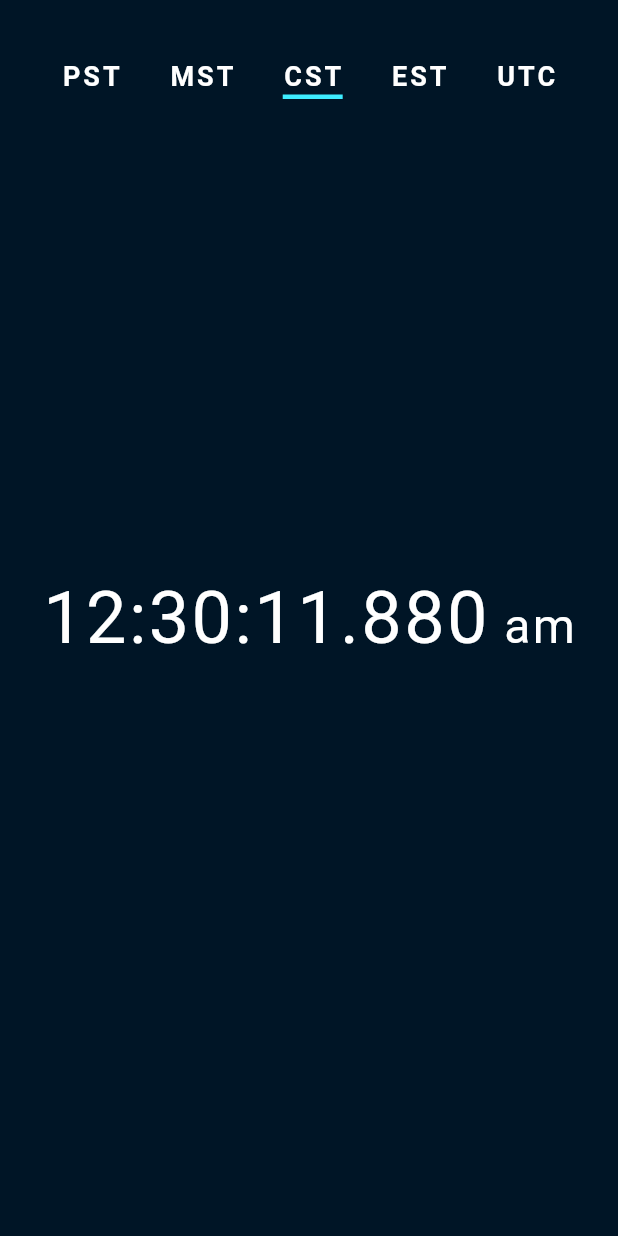
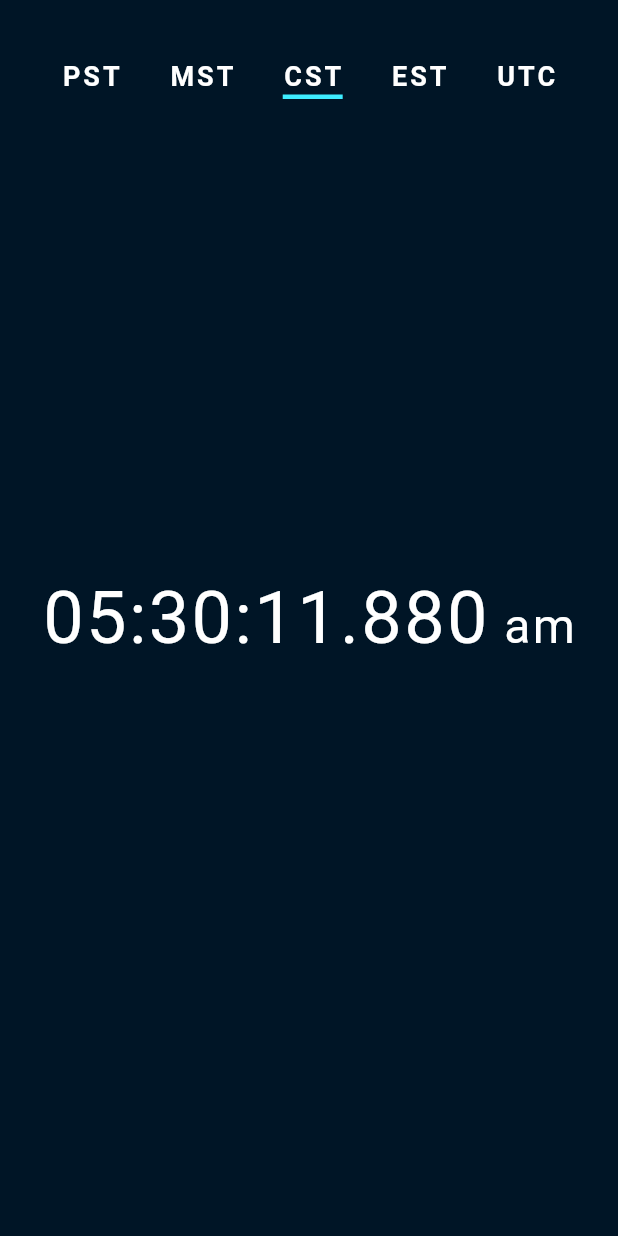
Before and after one commit to benweschler/precise_clock, a Flutter app: the screen it shows after launch, after a tap on "PST", after a tap on "MST", after a tap on "CST", on a phone screen of 412 x 824 dp. Run offline on Flutter 3.47's test engine with Material 3 defaults, Android fonts, the phone set to English and light mode, and no system bars; drawn by our look-alikes of flutter_animate.

Commit message:
Time zones are accurate when device is not in PST.

```diff
--- a/lib/clock.dart
+++ b/lib/clock.dart
@@ -4,10 +4,9 @@ import 'package:flutter/material.dart';
 import 'package:intl/intl.dart' as intl;
 
 class Clock extends StatefulWidget {
-  final int hourOffset;
-  final bool utc;
+  final int utcOffset;
 
-  const Clock({super.key, this.hourOffset = 0, this.utc = false});
+  const Clock({super.key, required this.utcOffset});
 
   @override
   State<Clock> createState() => _ClockState();
@@ -32,25 +31,22 @@ class _ClockState extends State<Clock> {
   }
 
   String formatTime(DateTime t) {
-    if (widget.utc) {
-      t = t.toUtc();
-    } else {
-      t = t.copyWith(hour: t.hour + widget.hourOffset);
-    }
-
     final formatter = intl.DateFormat('hh:mm:ss.SSS');
     return formatter.format(t);
   }
 
   @override
   Widget build(BuildContext context) {
+    DateTime t = DateTime.now().toUtc();
+    t = t.copyWith(hour: t.hour + widget.utcOffset);
+
     final textSpan = TextSpan(children: [
       TextSpan(
-        text: formatTime(DateTime.now()),
+        text: formatTime(t),
         style: const TextStyle(color: Colors.white, fontSize: 30),
       ),
       TextSpan(
-        text: DateTime.now().hour < 12 ? ' am' : ' pm',
+        text: t.hour < 12 ? ' am' : ' pm',
         style: const TextStyle(color: Colors.white, fontSize: 20),
       ),
     ]);
--- a/lib/main.dart
+++ b/lib/main.dart
@@ -43,11 +43,11 @@ class _HomeState extends State<Home> {
   int _tab = 0;
 
   static const List<Clock> _clocks = [
-    Clock(),
-    Clock(hourOffset: 1),
-    Clock(hourOffset: 2),
-    Clock(hourOffset: 3),
-    Clock(utc: true),
+    Clock(utcOffset: -7,),
+    Clock(utcOffset: -6),
+    Clock(utcOffset: -5),
+    Clock(utcOffset: -4),
+    Clock(utcOffset: 0),
   ];
 
   @override
```
